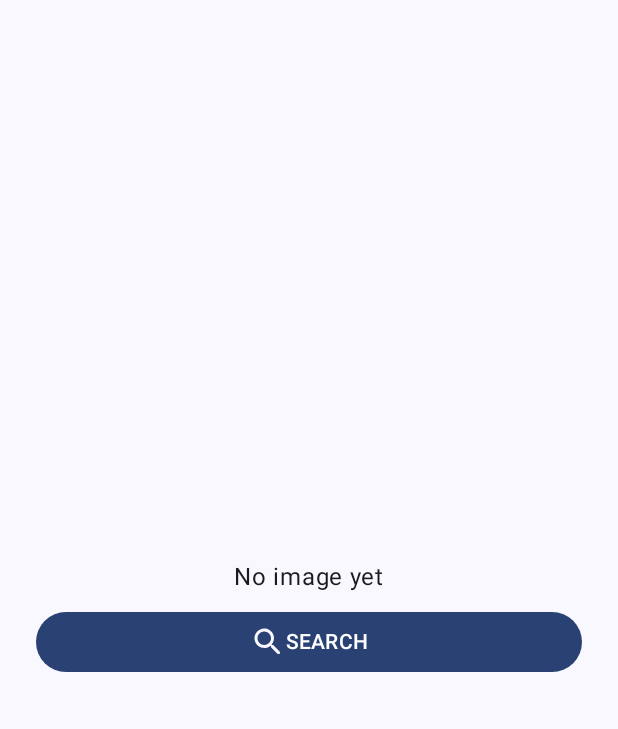
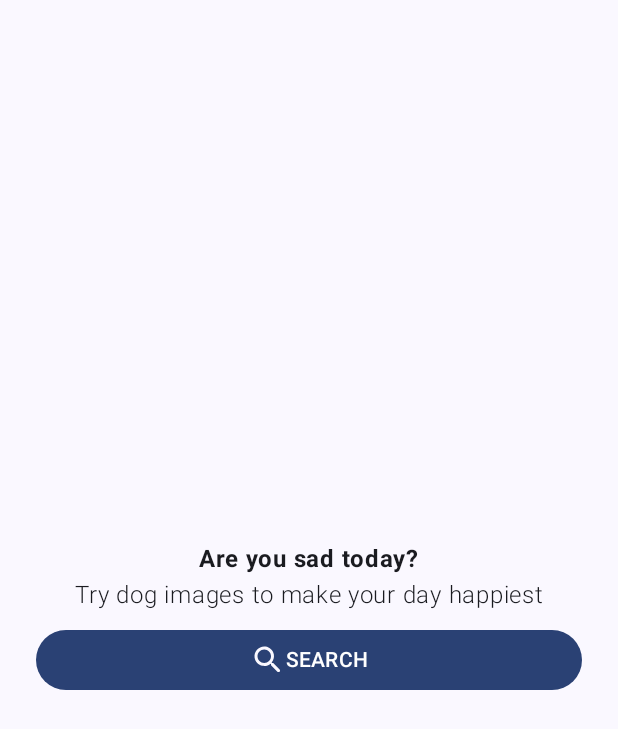
Before and after one commit to matheusxreis/dogallery, an Android app built with Jetpack Compose: the screen it shows after launch (MainActivity), on a phone screen of 412 x 824 dp. Shown: the top 729 px of the screen. Run offline under Robolectric (Android 15) with nearby library versions, the phone set to English and light mode, and no system bars; pictures from the network do not load.

Commit message:
refactor: put stringResource in screens instead of use directly strings

```diff
--- a/app/src/main/java/br/com/matheusxreis/dogimages/MainActivity.kt
+++ b/app/src/main/java/br/com/matheusxreis/dogimages/MainActivity.kt
@@ -23,6 +23,8 @@ import androidx.compose.ui.draw.shadow
 import androidx.compose.ui.graphics.Color
 import androidx.compose.ui.graphics.vector.ImageVector
 import androidx.compose.ui.layout.ContentScale
+import androidx.compose.ui.res.stringResource
+import androidx.compose.ui.text.font.FontWeight
 import androidx.compose.ui.unit.dp
 import androidx.lifecycle.viewmodel.compose.viewModel
 import br.com.matheusxreis.dogimages.ui.theme.DogImagesTheme
@@ -59,7 +61,7 @@ fun MainScreen(mainViewModel: MainViewModel = viewModel()) {
             true -> CircularProgressIndicator();
             false -> {
                 if(actualImageUrl.length>0){
-                    Text(text = "Actual image: ${mainViewModel.actualImageUrl}")
+
                     Spacer(modifier = Modifier.height(7.dp))
                     AsyncImage(
                         model=actualImageUrl,
@@ -74,7 +76,11 @@ fun MainScreen(mainViewModel: MainViewModel = viewModel()) {
                             )
                     )
                 }else {
-                    Text(text="No image yet")
+                    Text(text = stringResource(id = R.string.sad_today),
+                    fontWeight = FontWeight.Bold
+                    )
+                    Text(text = stringResource(id = R.string.try_dog_images),
+                    fontWeight = FontWeight.Light)
                 }
 
            }
@@ -83,12 +89,14 @@ fun MainScreen(mainViewModel: MainViewModel = viewModel()) {
     MyButton(onClick = { mainViewModel.getRandomImage() },
         enabled = !isLoadingData,
         icon = Icons.Rounded.Search,
-        text = if(actualImageUrl.length>0) "Search Again".uppercase() else "Search".uppercase()
+        text = if(actualImageUrl.length>0) stringResource(id = R.string.search_again).uppercase() else stringResource(
+            id = R.string.search
+        ).uppercase()
     )
 
     if(lastImageUrl.length>0){
         MyButton(onClick = { mainViewModel.comeBackImage() },
-            text = "Come back image",
+            text = stringResource(id = R.string.come_back_image),
             enabled = !isLoadingData,
             secondary = true,
             icon = Icons.Rounded.ArrowBack
```
